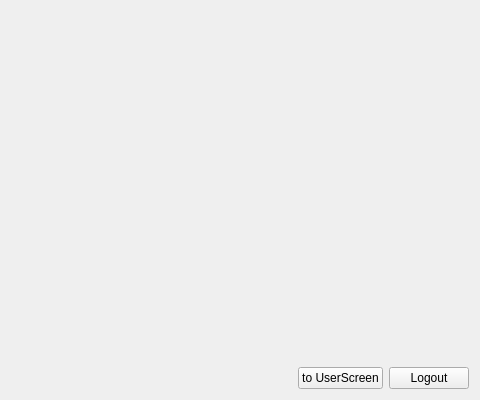
This is Qt-Widgets-Examples/QStackedWidget-Example/src/screen/ui/SettingScreen.ui in STyulenev/Qt-CPP-Examples as Qt 5 draws it before an edit; both pictures show x 266 to 746 and y 0 to 400 of the 746 by 400 pixel window. The edited form follows.
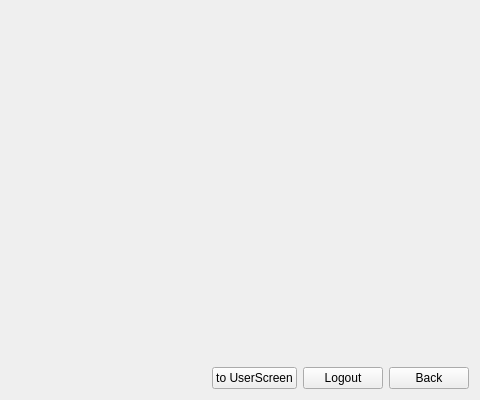
This is the edited form.

Commit message: Added updateScreen method in screen classes

What changed in the file:
```diff
--- a/Qt-Widgets-Examples/QStackedWidget-Example/src/screen/ui/SettingScreen.ui
+++ b/Qt-Widgets-Examples/QStackedWidget-Example/src/screen/ui/SettingScreen.ui
@@ -58,6 +58,13 @@
          </property>
         </widget>
        </item>
+       <item>
+        <widget class="QPushButton" name="backButton">
+         <property name="text">
+          <string>Back</string>
+         </property>
+        </widget>
+       </item>
       </layout>
      </item>
     </layout>
```
The commit also changes 14 other files.
